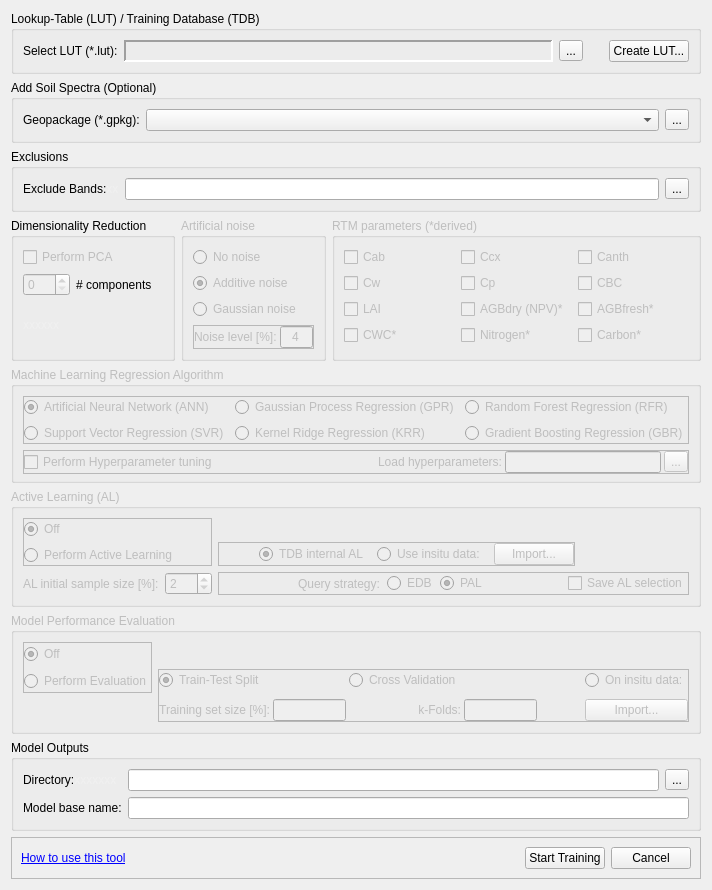
The window that enmapbox/apps/lmuvegetationapps/Resources/UserInterfaces/Processor_Train.ui (EnMAP-Box/enmap-box) describes before a commit, drawn with Qt 5.
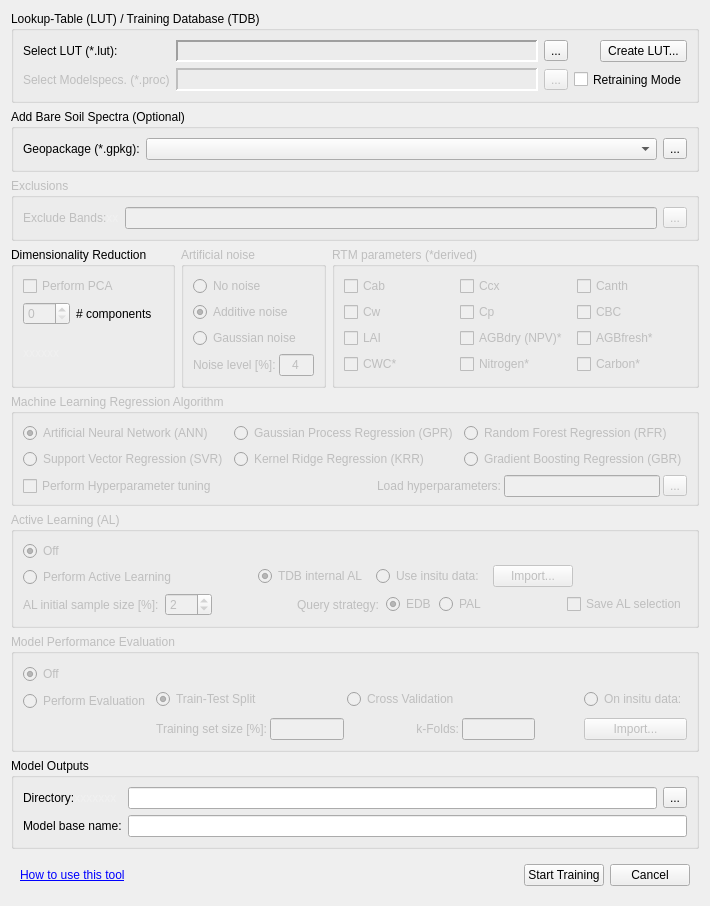
The same window after the commit. Custom widgets are drawn as their Qt base class.

Commit message: Processor update: Retraining after AL now reproducible - load original LUT (!) and Modelspecs. .proc-file after AL run

```diff
--- a/enmapbox/apps/lmuvegetationapps/Resources/UserInterfaces/Processor_Train.ui
+++ b/enmapbox/apps/lmuvegetationapps/Resources/UserInterfaces/Processor_Train.ui
@@ -7,7 +7,7 @@
     <x>0</x>
     <y>0</y>
     <width>621</width>
-    <height>787</height>
+    <height>816</height>
    </rect>
   </property>
   <property name="sizePolicy">
@@ -35,7 +35,7 @@
    <item row="0" column="0" colspan="3">
     <widget class="QGroupBox" name="groupBox">
      <property name="sizePolicy">
-      <sizepolicy hsizetype="Expanding" vsizetype="Maximum">
+      <sizepolicy hsizetype="Preferred" vsizetype="Maximum">
        <horstretch>0</horstretch>
        <verstretch>0</verstretch>
       </sizepolicy>
@@ -44,79 +44,6 @@
       <string>Lookup-Table (LUT) / Training Database (TDB)</string>
      </property>
      <layout class="QGridLayout" name="gridLayout">
-      <item row="0" column="1">
-       <widget class="QLabel" name="lblInputLUT">
-        <property name="enabled">
-         <bool>true</bool>
-        </property>
-        <property name="sizePolicy">
-         <sizepolicy hsizetype="Expanding" vsizetype="Preferred">
-          <horstretch>0</horstretch>
-          <verstretch>0</verstretch>
-         </sizepolicy>
-        </property>
-        <property name="minimumSize">
-         <size>
-          <width>0</width>
-          <height>0</height>
-         </size>
-        </property>
-        <property name="frameShape">
-         <enum>QFrame::Panel</enum>
-        </property>
-        <property name="frameShadow">
-         <enum>QFrame::Sunken</enum>
-        </property>
-        <property name="lineWidth">
-         <number>2</number>
-        </property>
-        <property name="midLineWidth">
-         <number>0</number>
-        </property>
-        <property name="text">
-         <string/>
-        </property>
-       </widget>
-      </item>
-      <item row="0" column="5">
-       <widget class="QPushButton" name="pushCreateLUT">
-        <property name="focusPolicy">
-         <enum>Qt::NoFocus</enum>
-        </property>
-        <property name="text">
-         <string>Create LUT...</string>
-        </property>
-       </widget>
-      </item>
-      <item row="0" column="0">
-       <widget class="QLabel" name="label_14">
-        <property name="sizePolicy">
-         <sizepolicy hsizetype="Minimum" vsizetype="Preferred">
-          <horstretch>0</horstretch>
-          <verstretch>0</verstretch>
-         </sizepolicy>
-        </property>
-        <property name="maximumSize">
-         <size>
-          <width>16777215</width>
-          <height>16777215</height>
-         </size>
-        </property>
-        <property name="lineWidth">
-         <number>0</number>
-        </property>
-        <property name="text">
-         <string>Select LUT (*.lut):</string>
-        </property>
-       </widget>
-      </item>
-      <item row="0" column="3">
-       <widget class="QToolButton" name="cmdInputLUT">
-        <property name="text">
-         <string>...</string>
-        </property>
-       </widget>
-      </item>
       <item row="0" column="4">
        <spacer name="horizontalSpacer_3">
         <property name="orientation">
@@ -133,6 +60,161 @@
         </property>
        </spacer>
       </item>
+      <item row="1" column="4" colspan="2">
+       <widget class="QCheckBox" name="chkRetrain">
+        <property name="sizePolicy">
+         <sizepolicy hsizetype="Minimum" vsizetype="Preferred">
+          <horstretch>0</horstretch>
+          <verstretch>23</verstretch>
+         </sizepolicy>
+        </property>
+        <property name="minimumSize">
+         <size>
+          <width>0</width>
+          <height>23</height>
+         </size>
+        </property>
+        <property name="focusPolicy">
+         <enum>Qt::NoFocus</enum>
+        </property>
+        <property name="toolTip">
+         <string>load original LUT. AL selected training features are saved in modelspecs.-file (.proc) of previous run.</string>
+        </property>
+        <property name="text">
+         <string>Retraining Mode</string>
+        </property>
+       </widget>
+      </item>
+      <item row="1" column="3">
+       <widget class="QToolButton" name="cmdInputModel">
+        <property name="enabled">
+         <bool>false</bool>
+        </property>
+        <property name="text">
+         <string>...</string>
+        </property>
+       </widget>
+      </item>
+      <item row="0" column="0">
+       <widget class="QLabel" name="lblSelectLUT">
+        <property name="sizePolicy">
+         <sizepolicy hsizetype="Minimum" vsizetype="Preferred">
+          <horstretch>0</horstretch>
+          <verstretch>0</verstretch>
+         </sizepolicy>
+        </property>
+        <property name="maximumSize">
+         <size>
+          <width>16777215</width>
+          <height>16777215</height>
+         </size>
+        </property>
+        <property name="lineWidth">
+         <number>0</number>
+        </property>
+        <property name="text">
+         <string>Select LUT (*.lut):</string>
+        </property>
+       </widget>
+      </item>
+      <item row="1" column="1">
+       <widget class="QLabel" name="lblInputModel">
+        <property name="enabled">
+         <bool>false</bool>
+        </property>
+        <property name="sizePolicy">
+         <sizepolicy hsizetype="Expanding" vsizetype="Preferred">
+          <horstretch>0</horstretch>
+          <verstretch>0</verstretch>
+         </sizepolicy>
+        </property>
+        <property name="frameShape">
+         <enum>QFrame::Panel</enum>
+        </property>
+        <property name="frameShadow">
+         <enum>QFrame::Sunken</enum>
+        </property>
+        <property name="lineWidth">
+         <number>2</number>
+        </property>
+        <property name="text">
+         <string/>
+        </property>
+       </widget>
+      </item>
+      <item row="0" column="5">
+       <widget class="QPushButton" name="pushCreateLUT">
+        <property name="sizePolicy">
+         <sizepolicy hsizetype="Minimum" vsizetype="Minimum">
+          <horstretch>0</horstretch>
+          <verstretch>0</verstretch>
+         </sizepolicy>
+        </property>
+        <property name="focusPolicy">
+         <enum>Qt::NoFocus</enum>
+        </property>
+        <property name="text">
+         <string>Create LUT...</string>
+        </property>
+       </widget>
+      </item>
+      <item row="0" column="3">
+       <widget class="QToolButton" name="cmdInputLUT">
+        <property name="text">
+         <string>...</string>
+        </property>
+       </widget>
+      </item>
+      <item row="0" column="1">
+       <widget class="QLabel" name="lblInputLUT">
+        <property name="enabled">
+         <bool>true</bool>
+        </property>
+        <property name="sizePolicy">
+         <sizepolicy hsizetype="Expanding" vsizetype="Preferred">
+          <horstretch>0</horstretch>
+          <verstretch>0</verstretch>
+         </sizepolicy>
+        </property>
+        <property name="minimumSize">
+         <size>
+          <width>0</width>
+          <height>0</height>
+         </size>
+        </property>
+        <property name="frameShape">
+         <enum>QFrame::Panel</enum>
+        </property>
+        <property name="frameShadow">
+         <enum>QFrame::Sunken</enum>
+        </property>
+        <property name="lineWidth">
+         <number>2</number>
+        </property>
+        <property name="midLineWidth">
+         <number>0</number>
+        </property>
+        <property name="text">
+         <string/>
+        </property>
+       </widget>
+      </item>
+      <item row="1" column="0">
+       <widget class="QLabel" name="lblSelectModel">
+        <property name="enabled">
+         <bool>false</bool>
+        </property>
+        <property name="sizePolicy">
+         <sizepolicy hsizetype="Minimum" vsizetype="Preferred">
+          <horstretch>0</horstretch>
+          <verstretch>0</verstretch>
+         </sizepolicy>
+        </property>
+        <property name="text">
+         <string>Select Modelspecs. (*.proc)</string>
+        </property>
+       </widget>
+      </item>
      </layout>
     </widget>
    </item>
@@ -157,10 +239,13 @@
          </sizepolicy>
         </property>
         <property name="frameShape">
-         <enum>QFrame::StyledPanel</enum>
+         <enum>QFrame::NoFrame</enum>
         </property>
         <property name="frameShadow">
-         <enum>QFrame::Raised</enum>
+         <enum>QFrame::Plain</enum>
+        </property>
+        <property name="lineWidth">
+         <number>0</number>
         </property>
         <layout class="QGridLayout" name="gridLayout_12">
          <property name="leftMargin">
@@ -224,10 +309,13 @@
          </sizepolicy>
         </property>
         <property name="frameShape">
-         <enum>QFrame::StyledPanel</enum>
+         <enum>QFrame::NoFrame</enum>
         </property>
         <property name="frameShadow">
-         <enum>QFrame::Raised</enum>
+         <enum>QFrame::Plain</enum>
+        </property>
+        <property name="lineWidth">
+         <number>0</number>
         </property>
         <layout class="QGridLayout" name="gridLayout_11">
          <property name="leftMargin">
@@ -411,7 +499,10 @@
     </widget>
    </item>
    <item row="2" column="0" colspan="3">
-    <widget class="QGroupBox" name="groupBox_8">
+    <widget class="QGroupBox" name="Exclusions_Box">
+     <property name="enabled">
+      <bool>false</bool>
+     </property>
      <property name="sizePolicy">
       <sizepolicy hsizetype="Preferred" vsizetype="Maximum">
        <horstretch>0</horstretch>
@@ -421,6 +512,9 @@
      <property name="title">
       <string>Exclusions</string>
      </property>
+     <property name="flat">
+      <bool>false</bool>
+     </property>
      <layout class="QHBoxLayout" name="horizontalLayout">
       <item>
        <widget class="QLabel" name="label_15">
@@ -511,10 +605,13 @@
       <item row="4" column="0">
        <widget class="QFrame" name="frame_3">
         <property name="frameShape">
-         <enum>QFrame::StyledPanel</enum>
+         <enum>QFrame::NoFrame</enum>
         </property>
         <property name="frameShadow">
-         <enum>QFrame::Raised</enum>
+         <enum>QFrame::Plain</enum>
+        </property>
+        <property name="lineWidth">
+         <number>0</number>
         </property>
         <layout class="QHBoxLayout" name="horizontalLayout_3">
          <property name="spacing">
@@ -725,7 +822,7 @@
     </widget>
    </item>
    <item row="3" column="0">
-    <widget class="QGroupBox" name="groupBox_9">
+    <widget class="QGroupBox" name="PCA_Box">
      <property name="sizePolicy">
       <sizepolicy hsizetype="Maximum" vsizetype="Minimum">
        <horstretch>0</horstretch>
@@ -1378,10 +1475,13 @@
       <item row="2" column="2">
        <widget class="QFrame" name="frameQueryStrat">
         <property name="frameShape">
-         <enum>QFrame::StyledPanel</enum>
+         <enum>QFrame::NoFrame</enum>
         </property>
         <property name="frameShadow">
-         <enum>QFrame::Raised</enum>
+         <enum>QFrame::Plain</enum>
+        </property>
+        <property name="lineWidth">
+         <number>0</number>
         </property>
         <layout class="QHBoxLayout" name="horizontalLayout_5">
          <property name="spacing">
@@ -1421,12 +1521,18 @@
          </item>
          <item>
           <widget class="QRadioButton" name="radEBD">
+           <property name="enabled">
+            <bool>false</bool>
+           </property>
            <property name="toolTip">
             <string>Diversity sampling: Euclidean distance based diversity</string>
            </property>
            <property name="text">
             <string>EDB</string>
            </property>
+           <property name="checked">
+            <bool>true</bool>
+           </property>
            <attribute name="buttonGroup">
             <string notr="true">rad_group_al_strats</string>
            </attribute>
@@ -1441,7 +1547,7 @@
             <string>PAL</string>
            </property>
            <property name="checked">
-            <bool>true</bool>
+            <bool>false</bool>
            </property>
            <attribute name="buttonGroup">
             <string notr="true">rad_group_al_strats</string>
@@ -1483,10 +1589,13 @@
          </sizepolicy>
         </property>
         <property name="frameShape">
-         <enum>QFrame::StyledPanel</enum>
+         <enum>QFrame::NoFrame</enum>
         </property>
         <property name="frameShadow">
-         <enum>QFrame::Raised</enum>
+         <enum>QFrame::Plain</enum>
+        </property>
+        <property name="lineWidth">
+         <number>0</number>
         </property>
         <layout class="QGridLayout" name="gridLayout_7">
          <property name="leftMargin">
@@ -1580,10 +1689,13 @@
          </sizepolicy>
         </property>
         <property name="frameShape">
-         <enum>QFrame::StyledPanel</enum>
+         <enum>QFrame::NoFrame</enum>
         </property>
         <property name="frameShadow">
-         <enum>QFrame::Raised</enum>
+         <enum>QFrame::Plain</enum>
+        </property>
+        <property name="lineWidth">
+         <number>0</number>
         </property>
         <layout class="QVBoxLayout" name="verticalLayout">
          <property name="spacing">
@@ -1660,10 +1772,13 @@
       <item row="3" column="0">
        <widget class="QFrame" name="Hyp_frame">
         <property name="frameShape">
-         <enum>QFrame::StyledPanel</enum>
+         <enum>QFrame::NoFrame</enum>
         </property>
         <property name="frameShadow">
-         <enum>QFrame::Raised</enum>
+         <enum>QFrame::Plain</enum>
+        </property>
+        <property name="lineWidth">
+         <number>0</number>
         </property>
         <layout class="QGridLayout" name="gridLayout_14">
          <property name="leftMargin">
@@ -1730,10 +1845,13 @@
       <item row="0" column="0" rowspan="2">
        <widget class="QFrame" name="MLRA_frame">
         <property name="frameShape">
-         <enum>QFrame::StyledPanel</enum>
+         <enum>QFrame::NoFrame</enum>
         </property>
         <property name="frameShadow">
-         <enum>QFrame::Raised</enum>
+         <enum>QFrame::Plain</enum>
+        </property>
+        <property name="lineWidth">
+         <number>0</number>
         </property>
         <layout class="QGridLayout" name="gridLayout_13">
          <property name="leftMargin">
@@ -1770,7 +1888,7 @@
             <bool>false</bool>
            </property>
            <property name="toolTip">
-            <string>Defaults: 1.0 * Matern(length_scale=1, nu=1.5)</string>
+            <string/>
            </property>
            <property name="text">
             <string>Gaussian Process Regression (GPR)</string>
@@ -1844,10 +1962,13 @@
       </sizepolicy>
      </property>
      <property name="frameShape">
-      <enum>QFrame::StyledPanel</enum>
+      <enum>QFrame::NoFrame</enum>
      </property>
      <property name="frameShadow">
-      <enum>QFrame::Raised</enum>
+      <enum>QFrame::Plain</enum>
+     </property>
+     <property name="lineWidth">
+      <number>0</number>
      </property>
      <layout class="QHBoxLayout" name="horizontalLayout_2">
       <item>
@@ -1935,7 +2056,7 @@
    <item row="1" column="0" colspan="3">
     <widget class="QGroupBox" name="groupBox_3">
      <property name="title">
-      <string>Add Soil Spectra (Optional)</string>
+      <string>Add Bare Soil Spectra (Optional)</string>
      </property>
      <layout class="QGridLayout" name="gridLayout_15">
       <item row="0" column="0">
```
Left out of the diff: 6 changed lines with no effect on the pictures. The commit also changes 4 other files.
